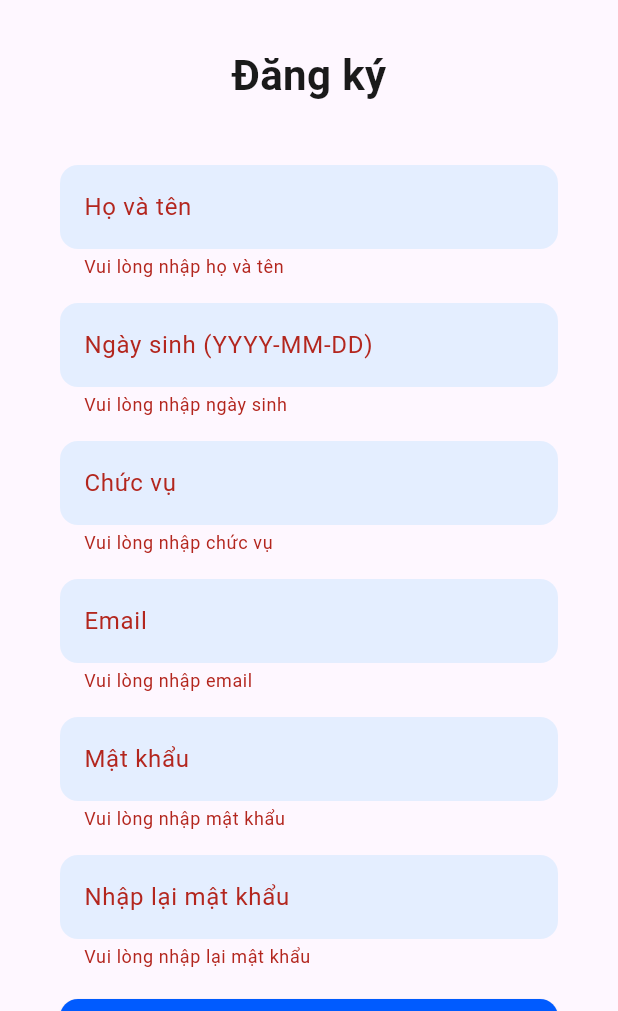
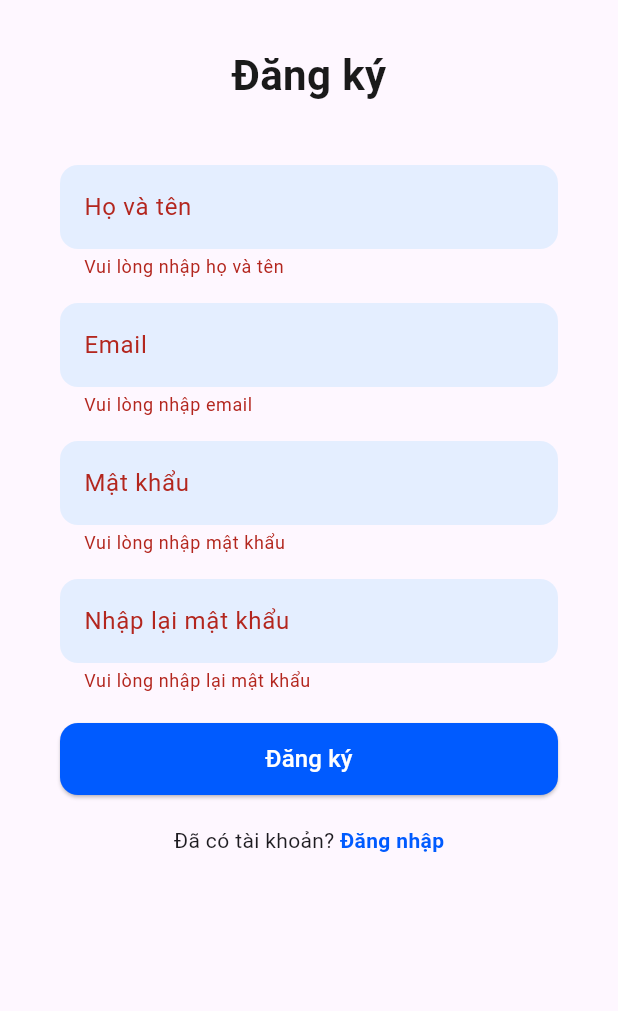
Before and after one commit to Phamdinhchuong1001/flutter_haiau, a Flutter app: the SignupScreen screen opened directly, after a tap on "Đăng ký", on a phone screen of 412 x 824 dp, the part 225-1236 px from its top. Run offline on Flutter 3.47's test engine with Material 3 defaults, Android fonts, the light colour scheme and no system bars; our stand-ins replace cloud_firestore, cloud_functions, firebase_auth, firebase_core; accounts and stored records are empty.

Commit message:
done chức năng nhân viên

```diff
--- a/lib/screens/signup_screen.dart
+++ b/lib/screens/signup_screen.dart
@@ -12,10 +12,7 @@ class SignupScreen extends StatefulWidget {
 class _SignupScreenState extends State<SignupScreen> {
   final _formKey = GlobalKey<FormState>();
 
-  // Controllers (thêm fullname, birthDate, position)
   final TextEditingController fullnameController = TextEditingController();
-  final TextEditingController birthDateController = TextEditingController();
-  final TextEditingController positionController = TextEditingController();
   final TextEditingController emailController = TextEditingController();
   final TextEditingController passwordController = TextEditingController();
   final TextEditingController confirmPasswordController =
@@ -40,18 +37,14 @@ class _SignupScreenState extends State<SignupScreen> {
     // 🟡 LOG: Data sắp gửi API
     debugPrint('====== 📤 SIGNUP REQUEST ======');
     debugPrint('Fullname: ${fullnameController.text.trim()}');
-    debugPrint('BirthDate: ${birthDateController.text.trim()}');
-    debugPrint('Position: ${positionController.text.trim()}');
     debugPrint('Email: ${emailController.text.trim()}');
     debugPrint('===============================');
 
     try {
       final result = await _userService.registerUser(
         fullname: fullnameController.text.trim(),
-        birthDate: birthDateController.text.trim(),
         email: emailController.text.trim(),
         password: passwordController.text.trim(),
-        position: positionController.text.trim(),
       );
 
       // 🟢 LOG: Kết quả API trả về
@@ -93,8 +86,6 @@ class _SignupScreenState extends State<SignupScreen> {
   @override
   void dispose() {
     fullnameController.dispose();
-    birthDateController.dispose();
-    positionController.dispose();
     emailController.dispose();
     passwordController.dispose();
     confirmPasswordController.dispose();
@@ -178,59 +169,6 @@ class _SignupScreenState extends State<SignupScreen> {
                                   validator: (value) {
                                     if (value == null || value.isEmpty) {
                                       return 'Vui lòng nhập họ và tên';
-                                    }
-                                    return null;
-                                  },
-                                ),
-                                const SizedBox(height: 16),
-
-                                // Ngày sinh
-                                TextFormField(
-                                  controller: birthDateController,
-                                  decoration: InputDecoration(
-                                    labelText: "Ngày sinh (YYYY-MM-DD)",
-                                    hintText: "2000-01-30",
-                                    filled: true,
-                                    fillColor: const Color.fromARGB(
-                                      255,
-                                      228,
-                                      238,
-                                      255,
-                                    ),
-                                    border: OutlineInputBorder(
-                                      borderRadius: BorderRadius.circular(12),
-                                      borderSide: BorderSide.none,
-                                    ),
-                                  ),
-                                  validator: (value) {
-                                    if (value == null || value.isEmpty) {
-                                      return 'Vui lòng nhập ngày sinh';
-                                    }
-                                    return null;
-                                  },
-                                ),
-                                const SizedBox(height: 16),
-
-                                // Chức vụ
-                                TextFormField(
-                                  controller: positionController,
-                                  decoration: InputDecoration(
-                                    labelText: "Chức vụ",
-                                    filled: true,
-                                    fillColor: const Color.fromARGB(
-                                      255,
-                                      228,
-                                      238,
-                                      255,
-                                    ),
-                                    border: OutlineInputBorder(
-                                      borderRadius: BorderRadius.circular(12),
-                                      borderSide: BorderSide.none,
-                                    ),
-                                  ),
-                                  validator: (value) {
-                                    if (value == null || value.isEmpty) {
-                                      return 'Vui lòng nhập chức vụ';
                                     }
                                     return null;
                                   },
--- a/lib/services/user_service.dart
+++ b/lib/services/user_service.dart
@@ -5,19 +5,15 @@ class UserService {
 
   Future<Map<String, dynamic>> registerUser({
     required String fullname,
-    required String birthDate,
     required String email,
     required String password,
-    required String position,
   }) async {
     try {
       final HttpsCallable callable = _functions.httpsCallable('registerUser');
       final response = await callable.call({
         'fullname': fullname.trim(),
-        'birthDate': birthDate.trim(),
         'email': email.trim(),
         'password': password.trim(),
-        'position': position.trim(),
       });
 
       return {
```
Also changed, not shown: lib/screens/user_detail_screen.dart (+57 -39 lines), lib/screens/user_management_screen.dart (+3 -28 lines), 1 other file.
